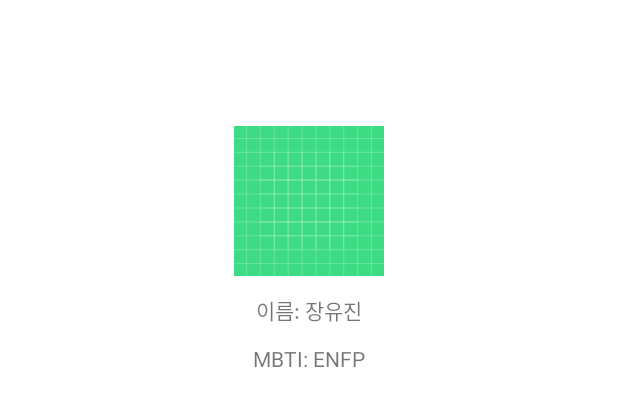
After one commit to IN-SOPT-ANDROID/yujin-jang, an Android app: the layout activity_main.xml on its own in the app's theme, with its tools: preview values and no code run, on a phone screen of 412 x 824 dp. The commit adds this screen. Shown: the top 406 px of the screen. Run offline under Robolectric (Android 15) with nearby library versions, the phone set to English and light mode, and no system bars.

Commit message:
main 뷰 및 기능

```diff
--- a/app/src/main/java/org/sopt/sample/MainActivity.kt
+++ b/app/src/main/java/org/sopt/sample/MainActivity.kt
@@ -1,10 +1,23 @@
-package org.sopt.sample
+package com.sopt.androidpractice
 
+import androidx.appcompat.app.AppCompatActivity
 import android.os.Bundle
-import androidx.appcompat.app.AppCompatActivity
+import org.sopt.sample.databinding.ActivityMainBinding
 
 class MainActivity : AppCompatActivity() {
+
+    private lateinit var binding: ActivityMainBinding
+
     override fun onCreate(savedInstanceState: Bundle?) {
         super.onCreate(savedInstanceState)
+        binding = ActivityMainBinding.inflate(layoutInflater)
+        setContentView(binding.root)
+
+        init()
+    }
+
+    private fun init() {
+        binding.profileNameTv.text = "이름: " + intent.getStringExtra("id")
+        binding.profileMbtiTv.text = "MBTI: " + intent.getStringExtra("mbti")
     }
 }
--- /dev/null
+++ b/app/src/main/res/layout/activity_main.xml
@@ -0,0 +1,39 @@
+<?xml version="1.0" encoding="utf-8"?>
+<androidx.constraintlayout.widget.ConstraintLayout xmlns:android="http://schemas.android.com/apk/res/android"
+    android:layout_width="match_parent"
+    android:layout_height="match_parent"
+    xmlns:app="http://schemas.android.com/apk/res-auto">
+
+    <ImageView
+        android:id="@+id/profile_image_iv"
+        android:layout_width="100dp"
+        android:layout_height="0dp"
+        android:src="@drawable/ic_launcher_background"
+        app:layout_constraintDimensionRatio="1:1"
+        android:layout_marginTop="84dp"
+        app:layout_constraintTop_toTopOf="parent"
+        app:layout_constraintStart_toStartOf="parent"
+        app:layout_constraintEnd_toEndOf="parent"/>
+
+    <TextView
+        android:id="@+id/profile_name_tv"
+        android:layout_width="wrap_content"
+        android:layout_height="wrap_content"
+        android:text="이름: 장유진"
+        android:layout_marginTop="12dp"
+        app:layout_constraintTop_toBottomOf="@+id/profile_image_iv"
+        app:layout_constraintStart_toStartOf="parent"
+        app:layout_constraintEnd_toEndOf="parent"/>
+
+    <TextView
+        android:id="@+id/profile_mbti_tv"
+        android:layout_width="wrap_content"
+        android:layout_height="wrap_content"
+        android:text="MBTI: ENFP"
+        android:layout_marginTop="12dp"
+        app:layout_constraintTop_toBottomOf="@+id/profile_name_tv"
+        app:layout_constraintStart_toStartOf="parent"
+        app:layout_constraintEnd_toEndOf="parent"/>
+
+
+</androidx.constraintlayout.widget.ConstraintLayout>
```
